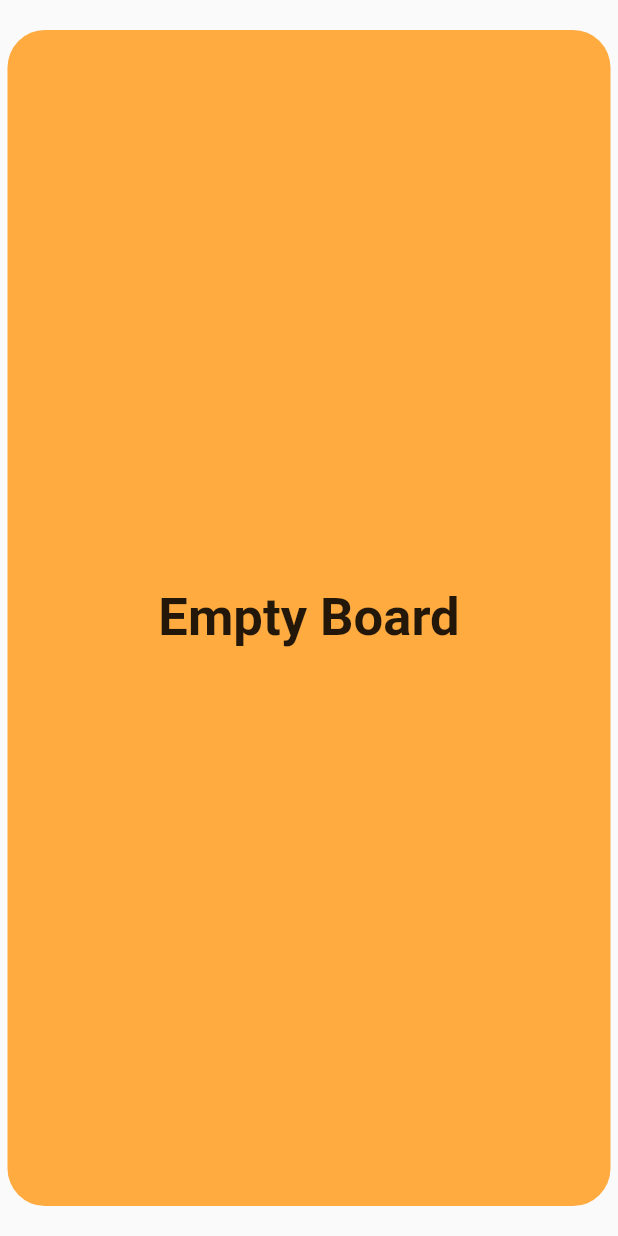
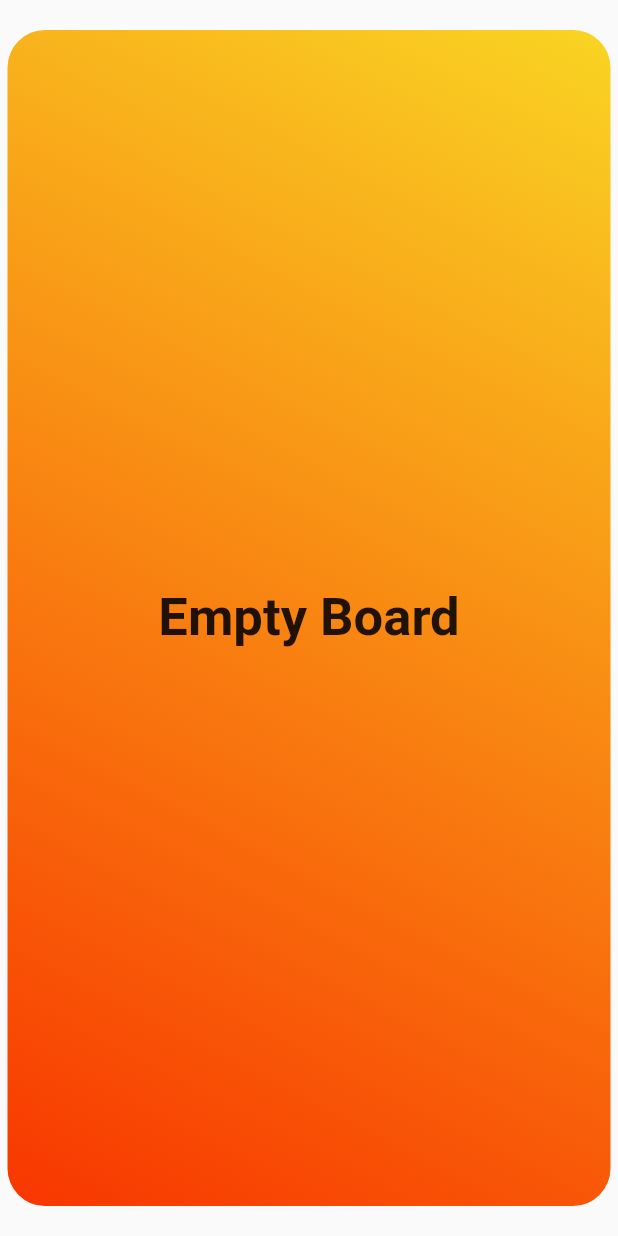
Before and after one commit to VE5PER/civitas, a Flutter app: what empty() shows on an empty page, opened directly, on a phone screen of 412 x 824 dp. Run offline on Flutter 3.47's test engine with Material 2 defaults, Android fonts, the phone set to English and light mode, and no system bars; our stand-ins replace carousel_slider, font_awesome_flutter, google_maps_flutter, hexcolor, image_picker, otp_text_field and 1 more; network calls fail.

Commit message:
Empty pins theme set

```diff
--- a/lib/pinboarditems/empty.dart
+++ b/lib/pinboarditems/empty.dart
@@ -14,14 +14,19 @@ class _emptyState extends State<empty> {
     return Container(
         decoration: BoxDecoration(
             borderRadius: BorderRadius.circular(25),
-            color: Colors.orangeAccent),
+            gradient: LinearGradient(
+                begin: Alignment.bottomLeft,
+                end: Alignment.topRight,
+                colors: [               Color(0xfff83600),
+                  Color(0xfff9d423)])),
         width: MediaQuery.of(context).size.width,
         margin: EdgeInsets.symmetric(horizontal: 5.0, vertical: 20),
+        padding: EdgeInsets.symmetric(horizontal: 25.0, vertical: 20),
         child: Center(
           child: Text(
             'Empty Board',
             style: TextStyle(fontWeight: FontWeight.bold, fontSize: 35),
           ),
-        ));
+        ),);
   }
 }
```
